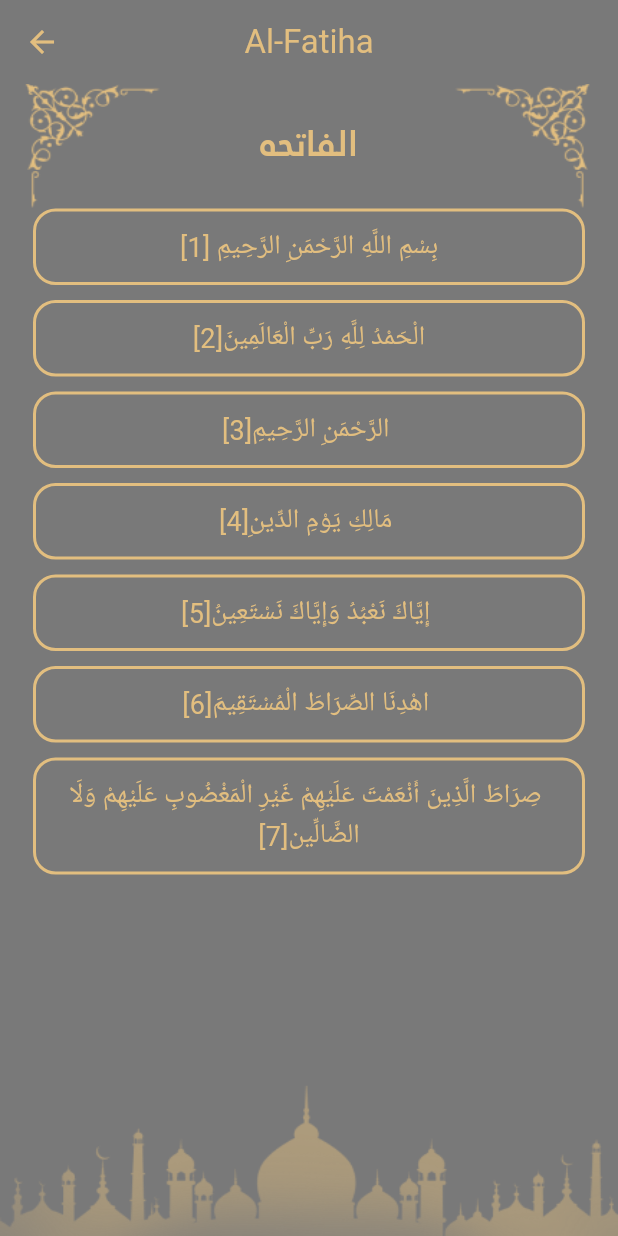
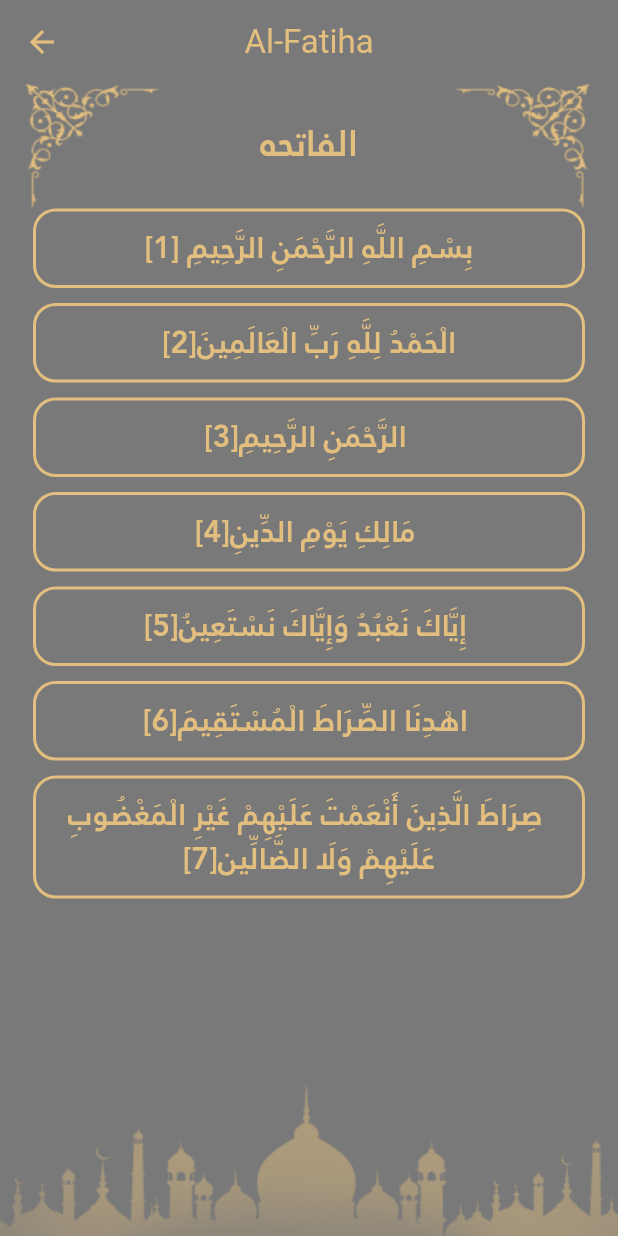
Before and after one commit to mahm0udmfr/islamicapp, a Flutter app: the screen it shows after launch, after a tap on an icon or button, on a phone screen of 412 x 824 dp. Run offline on Flutter 3.47's test engine with Material 3 defaults, Android fonts, the phone set to English and light mode, and no system bars; our stand-ins replace carousel_slider.

Commit message:
updated add search function and improved styles of sura details

```diff
--- a/lib/model/sura_model.dart
+++ b/lib/model/sura_model.dart
@@ -2,7 +2,8 @@ class SuraModel {
   String suraArabicName;
   String suraEnglishName;
   String suraVerses;
-  int index;
+  String fileName;
+
   static List<String> arabicAuranSuras = [
     "الفاتحه",
     "البقرة",
@@ -351,20 +352,20 @@ class SuraModel {
     '5',
     '6'
   ];
-
+  static List<SuraModel> suraList = [];
   SuraModel(
       {required this.suraArabicName,
       required this.suraEnglishName,
       required this.suraVerses,
-      required this.index});
+      required this.fileName});
 
-  static SuraModel getSuraModel(int index) {
-    return SuraModel(
-        suraArabicName: arabicAuranSuras[index],
-        suraEnglishName: englishQuranSurahs[index],
-        suraVerses: ayaNumber[index],
-        index: index);
-  }
+  // static SuraModel getSuraModel(int index) {
+  //   return SuraModel(
+  //       suraArabicName: arabicAuranSuras[index],
+  //       suraEnglishName: englishQuranSurahs[index],
+  //       suraVerses: ayaNumber[index],
+  //       index: index);
+  // }
 
-static int getItemCount() => ayaNumber.length;
+  static int getItemCount() => ayaNumber.length;
 }
--- a/lib/tabs/qurantab/qurantab.dart
+++ b/lib/tabs/qurantab/qurantab.dart
@@ -5,9 +5,32 @@ import 'package:islamicapp/model/sura_model.dart';
 import 'package:islamicapp/tabs/qurantab/sura_details_screen.dart';
 import 'package:islamicapp/tabs/qurantab/suras_list.dart';
 
-class QuranTab extends StatelessWidget {
+class QuranTab extends StatefulWidget {
   const QuranTab({super.key});
 
+  @override
+  State<QuranTab> createState() => _QuranTabState();
+}
+
+class _QuranTabState extends State<QuranTab> {
+  void addSuraList() {
+    for (var i = 0; i < 114; i++) {
+      SuraModel.suraList.add(SuraModel(
+          suraArabicName: SuraModel.arabicAuranSuras[i],
+          suraEnglishName: SuraModel.englishQuranSurahs[i],
+          suraVerses: SuraModel.ayaNumber[i],
+          fileName: "${i + 1}.txt"));
+    }
+  }
+
+  @override
+  void initState() {
+    super.initState();
+    addSuraList();
+  }
+
+  List<SuraModel> filterList = SuraModel.suraList;
+  String searchText = '';
   @override
   Widget build(BuildContext context) {
     return Container(
@@ -23,6 +46,21 @@ class QuranTab extends StatelessWidget {
             ],
           ),
           TextField(
+            style: const TextStyle(
+                color: AppColor.white,
+                fontSize: 16,
+                fontFamily: FontsName.janafont,
+                fontWeight: FontWeight.bold),
+            onChanged: (value) {
+              searchText = value;
+              filterList = SuraModel.suraList.where((sura) {
+                return sura.suraArabicName.contains(searchText) ||
+                    sura.suraEnglishName
+                        .toLowerCase()
+                        .contains(searchText.toLowerCase());
+              }).toList();
+              setState(() {});
+            },
             decoration: InputDecoration(
                 enabledBorder: OutlineInputBorder(
                     borderRadius: BorderRadius.circular(10),
@@ -42,6 +80,42 @@ class QuranTab extends StatelessWidget {
           const SizedBox(
             height: 10,
           ),
+          searchText.isEmpty
+              ? buildMostRecent()
+              : const SizedBox(
+                  height: 10,
+                ),
+          const Text(
+            "Suras List",
+            style: TextStyle(
+                color: AppColor.white, fontFamily: FontsName.janafont),
+          ),
+          Expanded(
+            child: ListView.separated(
+                padding: const EdgeInsets.only(top: 0),
+                itemBuilder: (context, index) => SurasList(
+                      index: index,
+                      suraModel: filterList[index],
+                      onTap: () => Navigator.of(context).pushNamed(
+                          SuraDetailsScreen.routename,
+                          arguments: filterList[index]),
+                    ),
+                separatorBuilder: (context, index) => const Divider(
+                      thickness: 2,
+                      color: AppColor.white,
+                      indent: 1,
+                    ),
+                itemCount: filterList.length),
+          )
+        ],
+      ),
+    );
+  }
+
+  Widget buildMostRecent() {
+    return Column(
+      crossAxisAlignment: CrossAxisAlignment.start,
+      children: [
         const Text(
           "Most Recently",
           style: TextStyle(
@@ -92,29 +166,7 @@ class QuranTab extends StatelessWidget {
             ),
           ),
         ),
-          const Text(
-            "Suras List",
-            style: TextStyle(
-                color: AppColor.white, fontFamily: FontsName.janafont),
-          ),
-          Expanded(
-            child: ListView.separated(
-                padding: const EdgeInsets.only(top: 0),
-                itemBuilder: (context, index) => SurasList(
-                      suraModel: SuraModel.getSuraModel(index),
-                      onTap: () => Navigator.of(context).pushNamed(
-                          SuraDetailsScreen.routename,
-                          arguments: SuraModel.getSuraModel(index)),
-                    ),
-                separatorBuilder: (context, index) => const Divider(
-                      thickness: 2,
-                      color: AppColor.white,
-                      indent: 1,
-                    ),
-                itemCount: SuraModel.getItemCount()),
-          )
       ],
-      ),
     );
   }
 }
--- a/lib/tabs/qurantab/sura_details_screen.dart
+++ b/lib/tabs/qurantab/sura_details_screen.dart
@@ -21,7 +21,7 @@ class _SuraDetailsScreenState extends State<SuraDetailsScreen> {
   Widget build(BuildContext context) {
     var args = ModalRoute.of(context)!.settings.arguments as SuraModel;
     if (verses.isEmpty) {
-      loadSuraFile(args.index);
+      loadSuraFile(args.fileName);
     }
 
     return Scaffold(
@@ -74,9 +74,8 @@ class _SuraDetailsScreenState extends State<SuraDetailsScreen> {
     );
   }
 
-  void loadSuraFile(int index) async {
-    String suraContent =
-        await rootBundle.loadString('assets/Suras/${index + 1}.txt');
+  void loadSuraFile(String fileName) async {
+    String suraContent = await rootBundle.loadString('assets/Suras/$fileName');
     List<String> suraLines = suraContent.split("\n");
     verses = suraLines;
     setState(() {});
--- a/lib/tabs/qurantab/suracontent.dart
+++ b/lib/tabs/qurantab/suracontent.dart
@@ -1,5 +1,6 @@
 import 'package:flutter/material.dart';
 import 'package:islamicapp/colors.dart';
+import 'package:islamicapp/fontsclass.dart';
 
 class SuraContent extends StatelessWidget {
   final String suracontent;
@@ -31,7 +32,7 @@ class SuraContent extends StatelessWidget {
           '$suracontent[${index + 1}]',
           style: TextStyle(
             color: (currentindex == index) ? AppColor.black : AppColor.gold,
-            fontSize: 18,
+            fontSize: 20,fontFamily: FontsName.janafont
           ),
           textAlign: TextAlign.center,
           textDirection: TextDirection.rtl,
--- a/lib/tabs/qurantab/suras_list.dart
+++ b/lib/tabs/qurantab/suras_list.dart
@@ -3,11 +3,11 @@ import 'package:islamicapp/colors.dart';
 import 'package:islamicapp/fontsclass.dart';
 import 'package:islamicapp/model/sura_model.dart';
 
-
 class SurasList extends StatelessWidget {
-    SuraModel suraModel;
-    void Function()? onTap;
-   SurasList({super.key, required this.suraModel,required this.onTap});
+  SuraModel suraModel;
+  int index;
+  void Function()? onTap;
+  SurasList({super.key, required this.suraModel, required this.onTap,required this.index});
 
   @override
   Widget build(BuildContext context) {
@@ -17,7 +17,7 @@ class SurasList extends StatelessWidget {
         backgroundImage: const AssetImage("assets/images/sgod.png"),
         backgroundColor: AppColor.tranparent,
         child: Text(
-          "${suraModel.index + 1}",
+          "${index + 1}",
           style: const TextStyle(
               color: AppColor.white,
               fontFamily: FontsName.janafont,
```
Lines whose indentation alone changed are shown as unchanged.
